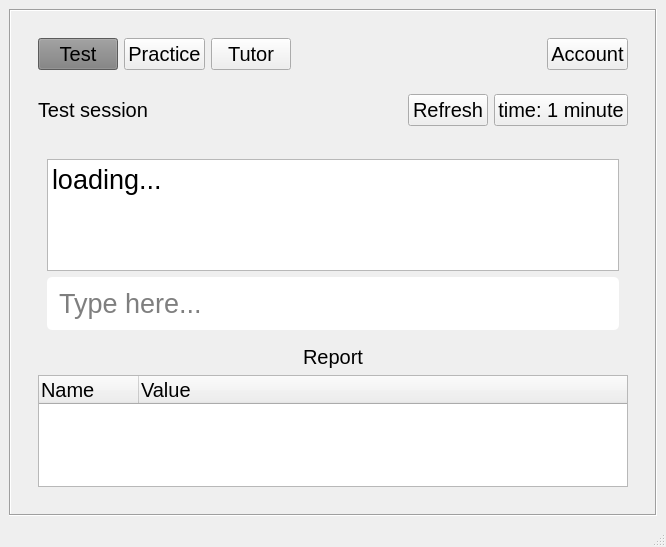
First picture: the form in home.ui, repository Prakash5209/typing_tutor, before the edit.
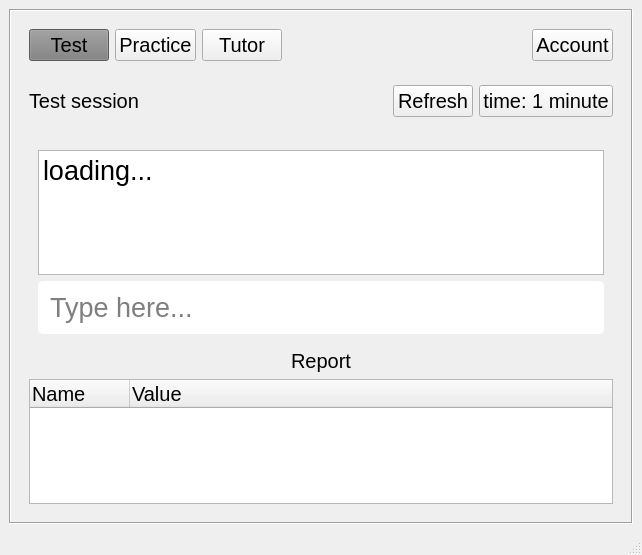
Second picture: the form after the edit.

What changed in the file:
```diff
--- a/home.ui
+++ b/home.ui
@@ -6,8 +6,8 @@
    <rect>
     <x>0</x>
     <y>0</y>
-    <width>666</width>
-    <height>547</height>
+    <width>642</width>
+    <height>555</height>
    </rect>
   </property>
   <property name="sizePolicy">
@@ -29,7 +29,7 @@
    <string notr="true"/>
   </property>
   <widget class="QWidget" name="centralwidget">
-   <layout class="QGridLayout" name="gridLayout">
+   <layout class="QGridLayout" name="gridLayout_2">
     <item row="0" column="0">
      <widget class="QScrollArea" name="scrollArea">
       <property name="font">
@@ -48,25 +48,120 @@
         <rect>
          <x>0</x>
          <y>0</y>
-         <width>644</width>
-         <height>482</height>
+         <width>620</width>
+         <height>490</height>
         </rect>
        </property>
-       <layout class="QGridLayout" name="gridLayout_3">
+       <layout class="QGridLayout" name="gridLayout">
         <item row="0" column="0">
-         <widget class="QFrame" name="frame_2">
+         <widget class="QFrame" name="frame">
           <property name="sizePolicy">
            <sizepolicy hsizetype="Preferred" vsizetype="Preferred">
             <horstretch>0</horstretch>
             <verstretch>0</verstretch>
            </sizepolicy>
           </property>
-          <property name="minimumSize">
+          <property name="font">
+           <font>
+            <pointsize>15</pointsize>
+           </font>
+          </property>
+          <property name="styleSheet">
+           <string notr="true"/>
+          </property>
+          <property name="frameShape">
+           <enum>QFrame::NoFrame</enum>
+          </property>
+          <property name="frameShadow">
+           <enum>QFrame::Plain</enum>
+          </property>
+          <layout class="QHBoxLayout" name="horizontalLayout">
+           <item>
+            <widget class="QPushButton" name="test_session">
+             <property name="font">
+              <font>
+               <pointsize>15</pointsize>
+              </font>
+             </property>
+             <property name="styleSheet">
+              <string notr="true">background-color:#7f7f7f;</string>
+             </property>
+             <property name="text">
+              <string>Test</string>
+             </property>
+             <property name="checkable">
+              <bool>false</bool>
+             </property>
+            </widget>
+           </item>
+           <item>
+            <widget class="QPushButton" name="practice_button">
+             <property name="font">
+              <font>
+               <pointsize>15</pointsize>
+              </font>
+             </property>
+             <property name="styleSheet">
+              <string notr="true"/>
+             </property>
+             <property name="text">
+              <string>Practice</string>
+             </property>
+            </widget>
+           </item>
+           <item>
+            <widget class="QPushButton" name="pushButton_3">
+             <property name="font">
+              <font>
+               <pointsize>15</pointsize>
+              </font>
+             </property>
+             <property name="styleSheet">
+              <string notr="true"/>
+             </property>
+             <property name="text">
+              <string>Tutor</string>
+             </property>
+            </widget>
+           </item>
+           <item>
+            <spacer name="horizontalSpacer">
+             <property name="font">
+              <font>
+               <pointsize>15</pointsize>
+              </font>
+             </property>
+             <property name="orientation">
+              <enum>Qt::Horizontal</enum>
+             </property>
+             <property name="sizeHint" stdset="0">
            <size>
-            <width>600</width>
-            <height>450</height>
-           </size>
-          </property>
+               <width>40</width>
+               <height>20</height>
+              </size>
+             </property>
+            </spacer>
+           </item>
+           <item>
+            <widget class="QPushButton" name="account_btn">
+             <property name="font">
+              <font>
+               <pointsize>15</pointsize>
+              </font>
+             </property>
+             <property name="styleSheet">
+              <string notr="true"/>
+             </property>
+             <property name="text">
+              <string>Account</string>
+             </property>
+            </widget>
+           </item>
+          </layout>
+         </widget>
+        </item>
+        <item row="1" column="0">
+         <widget class="QFrame" name="frame_5">
           <property name="font">
            <font>
             <pointsize>15</pointsize>
@@ -78,8 +173,74 @@
           <property name="frameShadow">
            <enum>QFrame::Raised</enum>
           </property>
-          <layout class="QGridLayout" name="gridLayout_2">
-           <item row="3" column="0">
+          <layout class="QHBoxLayout" name="horizontalLayout_2">
+           <item>
+            <widget class="QLabel" name="label_2">
+             <property name="font">
+              <font>
+               <pointsize>15</pointsize>
+              </font>
+             </property>
+             <property name="styleSheet">
+              <string notr="true"/>
+             </property>
+             <property name="text">
+              <string>Test session</string>
+             </property>
+            </widget>
+           </item>
+           <item>
+            <spacer name="horizontalSpacer_4">
+             <property name="font">
+              <font>
+               <pointsize>15</pointsize>
+              </font>
+             </property>
+             <property name="orientation">
+              <enum>Qt::Horizontal</enum>
+             </property>
+             <property name="sizeHint" stdset="0">
+              <size>
+               <width>242</width>
+               <height>20</height>
+              </size>
+             </property>
+            </spacer>
+           </item>
+           <item>
+            <widget class="QPushButton" name="test_refresh_button">
+             <property name="font">
+              <font>
+               <pointsize>15</pointsize>
+              </font>
+             </property>
+             <property name="styleSheet">
+              <string notr="true"/>
+             </property>
+             <property name="text">
+              <string>Refresh</string>
+             </property>
+            </widget>
+           </item>
+           <item>
+            <widget class="QPushButton" name="time_button">
+             <property name="font">
+              <font>
+               <pointsize>15</pointsize>
+              </font>
+             </property>
+             <property name="styleSheet">
+              <string notr="true"/>
+             </property>
+             <property name="text">
+              <string>time: 1 minute</string>
+             </property>
+            </widget>
+           </item>
+          </layout>
+         </widget>
+        </item>
+        <item row="2" column="0">
             <widget class="QScrollArea" name="scrollArea_2">
              <property name="font">
               <font>
@@ -97,8 +258,8 @@
                <rect>
                 <x>0</x>
                 <y>0</y>
-                <width>608</width>
-                <height>336</height>
+             <width>602</width>
+             <height>362</height>
                </rect>
               </property>
               <layout class="QVBoxLayout" name="verticalLayout_2">
@@ -219,196 +380,6 @@
              </widget>
             </widget>
            </item>
-           <item row="0" column="0">
-            <widget class="QFrame" name="frame">
-             <property name="sizePolicy">
-              <sizepolicy hsizetype="Preferred" vsizetype="Preferred">
-               <horstretch>0</horstretch>
-               <verstretch>0</verstretch>
-              </sizepolicy>
-             </property>
-             <property name="font">
-              <font>
-               <pointsize>15</pointsize>
-              </font>
-             </property>
-             <property name="styleSheet">
-              <string notr="true"/>
-             </property>
-             <property name="frameShape">
-              <enum>QFrame::NoFrame</enum>
-             </property>
-             <property name="frameShadow">
-              <enum>QFrame::Plain</enum>
-             </property>
-             <layout class="QHBoxLayout" name="horizontalLayout">
-              <item>
-               <widget class="QPushButton" name="test_session">
-                <property name="font">
-                 <font>
-                  <pointsize>15</pointsize>
-                 </font>
-                </property>
-                <property name="styleSheet">
-                 <string notr="true">background-color:#7f7f7f;</string>
-                </property>
-                <property name="text">
-                 <string>Test</string>
-                </property>
-                <property name="checkable">
-                 <bool>false</bool>
-                </property>
-               </widget>
-              </item>
-              <item>
-               <widget class="QPushButton" name="practice_button">
-                <property name="font">
-                 <font>
-                  <pointsize>15</pointsize>
-                 </font>
-                </property>
-                <property name="styleSheet">
-                 <string notr="true"/>
-                </property>
-                <property name="text">
-                 <string>Practice</string>
-                </property>
-               </widget>
-              </item>
-              <item>
-               <widget class="QPushButton" name="pushButton_3">
-                <property name="font">
-                 <font>
-                  <pointsize>15</pointsize>
-                 </font>
-                </property>
-                <property name="styleSheet">
-                 <string notr="true"/>
-                </property>
-                <property name="text">
-                 <string>Tutor</string>
-                </property>
-               </widget>
-              </item>
-              <item>
-               <spacer name="horizontalSpacer">
-                <property name="font">
-                 <font>
-                  <pointsize>15</pointsize>
-                 </font>
-                </property>
-                <property name="orientation">
-                 <enum>Qt::Horizontal</enum>
-                </property>
-                <property name="sizeHint" stdset="0">
-                 <size>
-                  <width>40</width>
-                  <height>20</height>
-                 </size>
-                </property>
-               </spacer>
-              </item>
-              <item>
-               <widget class="QPushButton" name="account_btn">
-                <property name="font">
-                 <font>
-                  <pointsize>15</pointsize>
-                 </font>
-                </property>
-                <property name="styleSheet">
-                 <string notr="true"/>
-                </property>
-                <property name="text">
-                 <string>Account</string>
-                </property>
-               </widget>
-              </item>
-             </layout>
-            </widget>
-           </item>
-           <item row="1" column="0">
-            <widget class="QFrame" name="frame_5">
-             <property name="font">
-              <font>
-               <pointsize>15</pointsize>
-              </font>
-             </property>
-             <property name="frameShape">
-              <enum>QFrame::NoFrame</enum>
-             </property>
-             <property name="frameShadow">
-              <enum>QFrame::Raised</enum>
-             </property>
-             <layout class="QHBoxLayout" name="horizontalLayout_2">
-              <item>
-               <widget class="QLabel" name="label_2">
-                <property name="font">
-                 <font>
-                  <pointsize>15</pointsize>
-                 </font>
-                </property>
-                <property name="styleSheet">
-                 <string notr="true"/>
-                </property>
-                <property name="text">
-                 <string>Test session</string>
-                </property>
-               </widget>
-              </item>
-              <item>
-               <spacer name="horizontalSpacer_4">
-                <property name="font">
-                 <font>
-                  <pointsize>15</pointsize>
-                 </font>
-                </property>
-                <property name="orientation">
-                 <enum>Qt::Horizontal</enum>
-                </property>
-                <property name="sizeHint" stdset="0">
-                 <size>
-                  <width>242</width>
-                  <height>20</height>
-                 </size>
-                </property>
-               </spacer>
-              </item>
-              <item>
-               <widget class="QPushButton" name="test_refresh_button">
-                <property name="font">
-                 <font>
-                  <pointsize>15</pointsize>
-                 </font>
-                </property>
-                <property name="styleSheet">
-                 <string notr="true"/>
-                </property>
-                <property name="text">
-                 <string>Refresh</string>
-                </property>
-               </widget>
-              </item>
-              <item>
-               <widget class="QPushButton" name="time_button">
-                <property name="font">
-                 <font>
-                  <pointsize>15</pointsize>
-                 </font>
-                </property>
-                <property name="styleSheet">
-                 <string notr="true"/>
-                </property>
-                <property name="text">
-                 <string>time: 1 minute</string>
-                </property>
-               </widget>
-              </item>
-             </layout>
-            </widget>
-           </item>
-          </layout>
-         </widget>
-        </item>
        </layout>
       </widget>
      </widget>
```
Left out of the diff: 2 changed lines with no effect on the pictures. Lines whose indentation alone changed are shown as unchanged.
